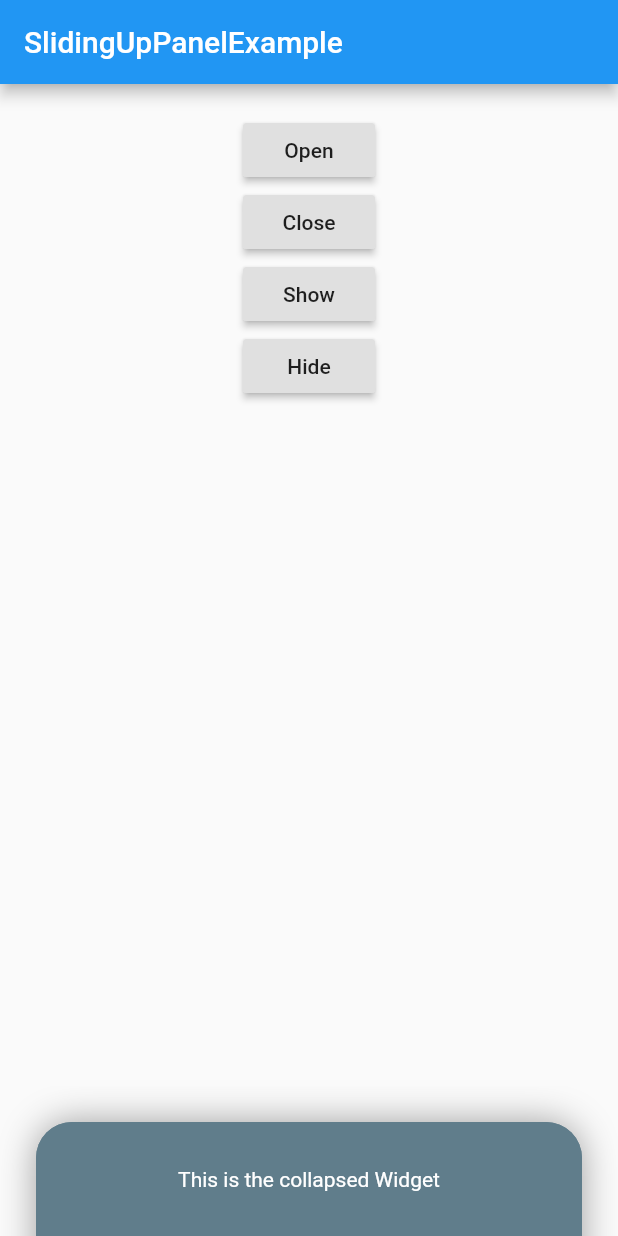
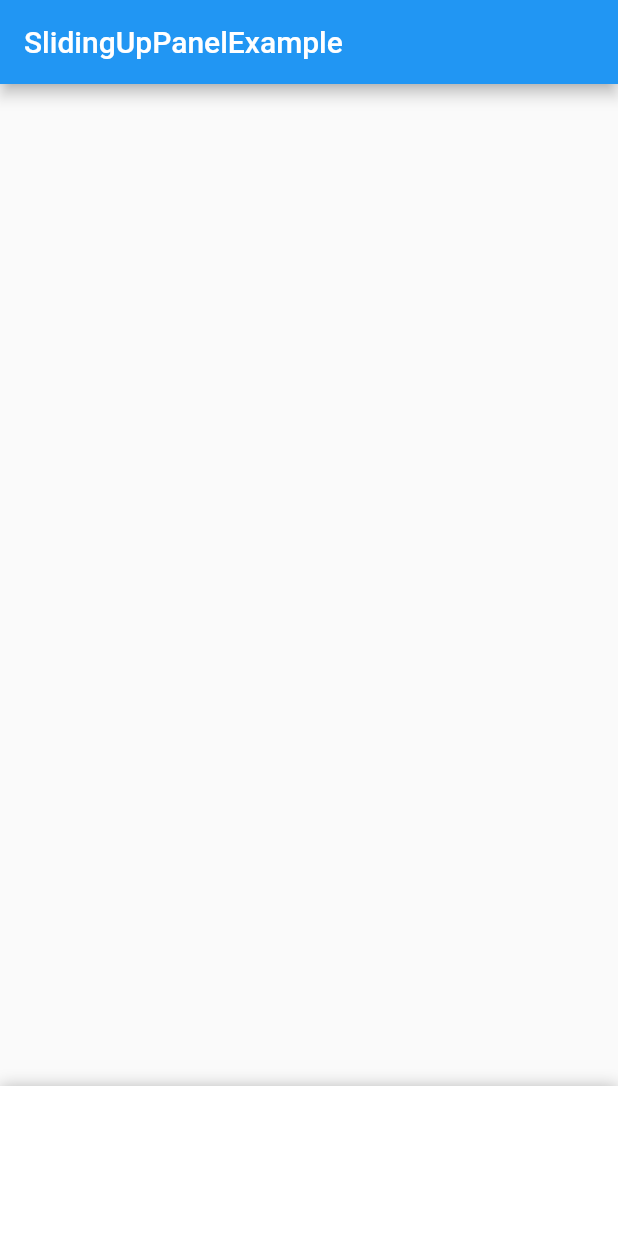
Before and after one commit to akshathjain/sliding_up_panel, a Flutter app: the screen it shows after launch, on a phone screen of 412 x 824 dp. Run offline on Flutter 3.47's test engine with Material 2 defaults, Android fonts, the phone set to English and light mode, and no system bars.

Commit message:
adjusted default panel shadow

```diff
--- a/example/lib/main.dart
+++ b/example/lib/main.dart
@@ -34,22 +34,35 @@ class _HomePageState extends State<HomePage> {
 
   PanelController _pc = new PanelController();
 
-
   @override
-  Widget build(BuildContext context) {
+  Widget build(BuildContext context){
     return Scaffold(
-      appBar: AppBar(
-        title: Text("SlidingUpPanelExample"),
-      ),
+      drawer: Drawer(),
       body: SlidingUpPanel(
-        renderPanelSheet: false,
-        panel: _floatingPanel(),
-        collapsed: _floatingCollapsed(),
-        body: _body(),
-        controller: _pc,
+        panel: Container(),
+        body: Scaffold(
+          appBar: AppBar(title: Text("SlidingUpPanelExample"),),
+        ),
+        backdropEnabled: true,
       ),
     );
   }
+
+  // @override
+  // Widget build(BuildContext context) {
+  //   return Scaffold(
+  //     appBar: AppBar(
+  //       title: Text("SlidingUpPanelExample"),
+  //     ),
+  //     body: SlidingUpPanel(
+  //       renderPanelSheet: false,
+  //       panel: _floatingPanel(),
+  //       collapsed: _floatingCollapsed(),
+  //       body: _body(),
+  //       controller: _pc,
+  //     ),
+  //   );
+  // }
 
   Widget _body(){
     return Container(
--- a/lib/src/panel.dart
+++ b/lib/src/panel.dart
@@ -86,8 +86,8 @@ class SlidingUpPanel extends StatefulWidget {
     this.borderRadius,
     this.boxShadow = const <BoxShadow>[
       BoxShadow(
-        blurRadius: 12.0,
-        color: Colors.grey,
+        blurRadius: 8.0,
+        color: Color.fromRGBO(0, 0, 0, 0.25),
       )
     ],
     this.color = Colors.white,
@@ -98,8 +98,9 @@ class SlidingUpPanel extends StatefulWidget {
     this.controller,
     this.backdropEnabled = false,
     this.backdropColor = Colors.black,
-    this.backdropOpacity = 0.4,
-  }) : super(key: key);
+    this.backdropOpacity = 0.5,
+  }) : assert(0 <= backdropOpacity && backdropOpacity <= 1.0),
+       super(key: key);
 
   @override
   _SlidingUpPanelState createState() => _SlidingUpPanelState();
```
